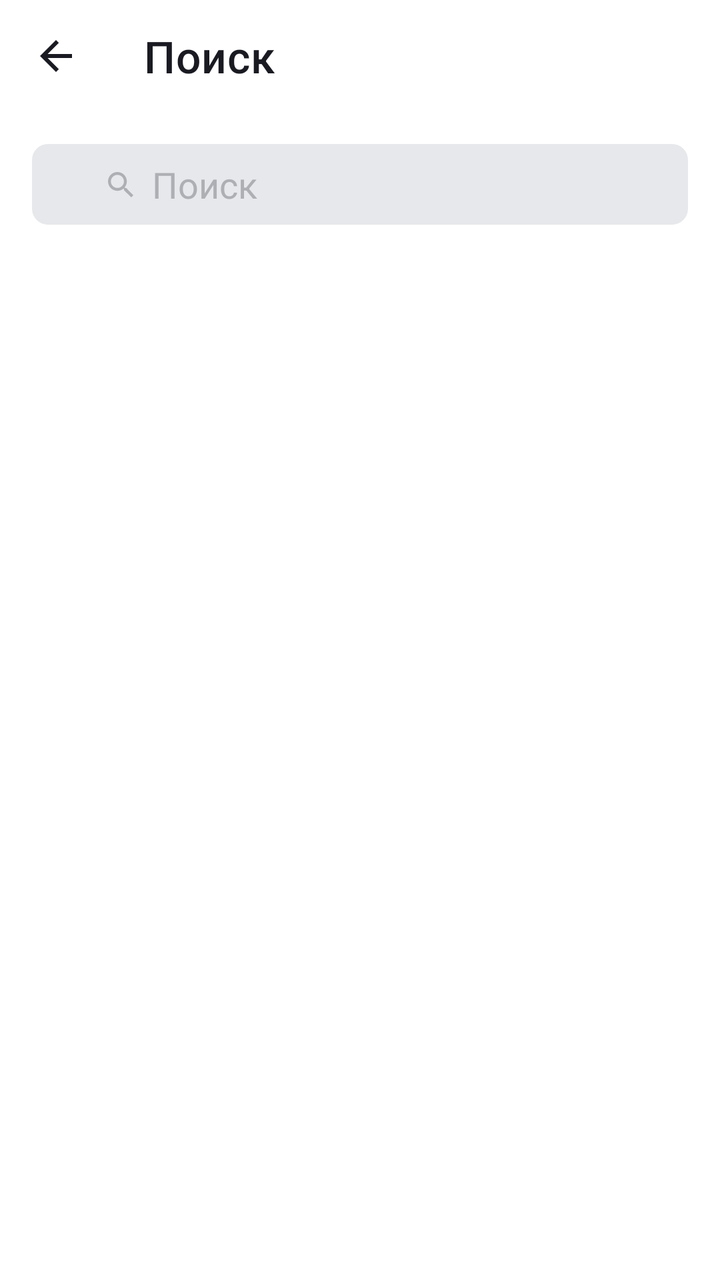
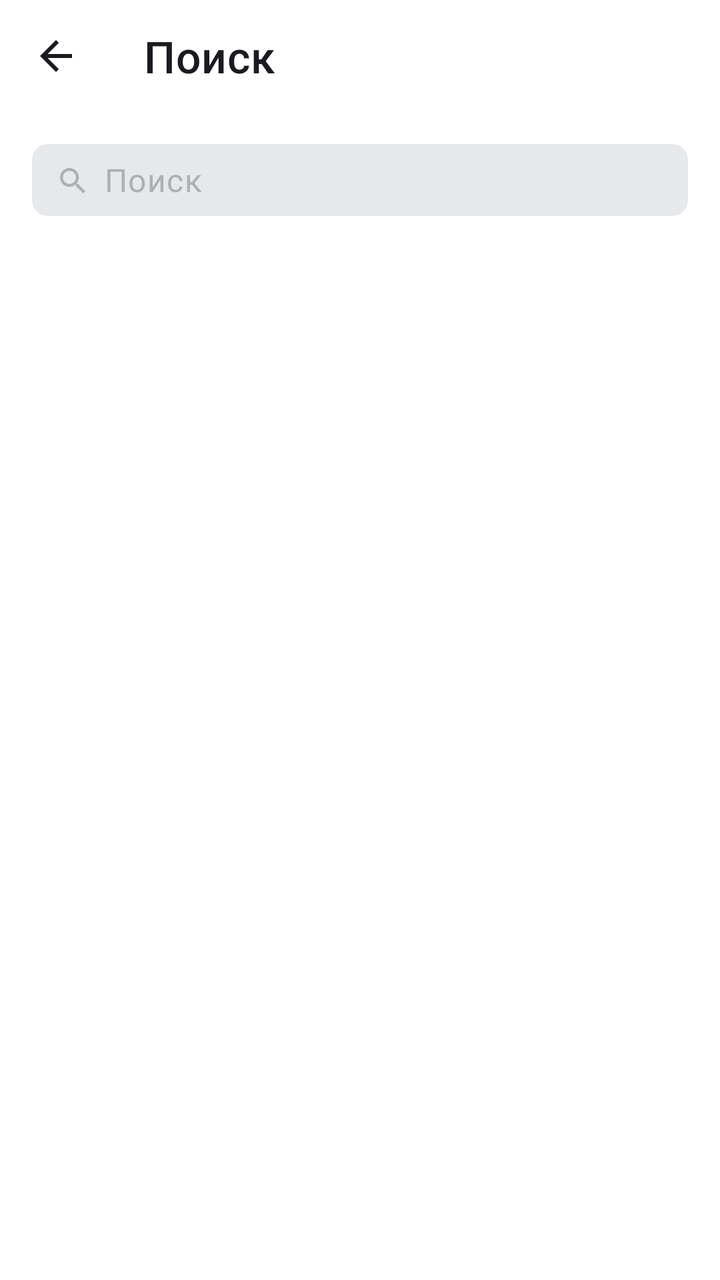

Compare the two renders of this Android layout. The source of the first and the diff that turns it into the second are given below.
<!-- AndroidManifest.xml: application theme Theme.Playlist_maker -->
<!-- res/layout/activity_search.xml -->
<?xml version="1.0" encoding="utf-8"?>
<LinearLayout xmlns:android="http://schemas.android.com/apk/res/android"
    xmlns:app="http://schemas.android.com/apk/res-auto"
    android:layout_width="match_parent"
    android:layout_height="match_parent"
    android:orientation="vertical"
    android:background="@color/settings_background_light">

    <com.google.android.material.appbar.MaterialToolbar
        android:id="@+id/toolbar"
        android:layout_width="match_parent"
        android:layout_height="56dp"
        android:minHeight="56dp"
        app:title="@string/search"
        app:titleTextAppearance="@style/ToolbarTitle"
        app:titleTextColor="@color/toolbar_title_settings_light"
        app:navigationIcon="@drawable/ic_arrow_back"
        app:navigationIconTint="@color/toolbar_title_settings_light" />

    <LinearLayout
        android:layout_width="match_parent"
        android:layout_height="wrap_content"
        android:orientation="horizontal"
        android:padding="@dimen/screen_padding"
        android:gravity="center_vertical">

        <FrameLayout
            android:layout_width="0dp"
            android:layout_height="wrap_content"
            android:layout_weight="1">

            <EditText
                android:id="@+id/et_search"
                android:layout_width="match_parent"
                android:layout_height="wrap_content"
                android:minHeight="36dp"
                android:hint="@string/search"
                android:textColorHint="@color/yp_text_gray"
                android:textColor="@color/search_field_text_light"
                android:background="@drawable/search_field_background"
                android:paddingStart="36dp"
                android:paddingEnd="36dp"
                android:paddingTop="8dp"
                android:paddingBottom="8dp"
                android:imeOptions="actionDone"
                android:inputType="text"
                android:maxLines="1"
                android:singleLine="true"
                android:drawableStart="@drawable/ic_search"
                android:drawablePadding="8dp"
                android:drawableTint="@color/yp_text_gray" />

            <ImageButton
                android:id="@+id/btn_clear"
                android:layout_width="wrap_content"
                android:layout_height="wrap_content"
                android:layout_gravity="end|center_vertical"
                android:background="?attr/selectableItemBackgroundBorderless"
                android:src="@drawable/ic_clear"
                android:contentDescription="@string/search"
                android:padding="8dp"
                android:layout_marginEnd="8dp"
                android:visibility="gone"
                app:tint="@color/yp_text_gray" />

        </FrameLayout>

    </LinearLayout>

</LinearLayout>
<!-- resources referenced by this layout -->
<resources>
  <color name="search_field_text_light">@color/yp_black</color>
  <color name="settings_background_light">@color/white</color>
  <color name="toolbar_title_settings_light">@color/yp_black</color>
  <color name="yp_text_gray">#AEAFB4</color>
  <dimen name="screen_padding">16dp</dimen>
  <!-- drawable ic_arrow_back (drawable) -->
  <vector xmlns:android="http://schemas.android.com/apk/res/android"
      android:width="24dp"
      android:height="24dp"
      android:viewportWidth="24"
      android:viewportHeight="24">
      <path
          android:fillColor="#1A1B22"
          android:pathData="M20,11H7.83l5.59,-5.59L12,4l-8,8 8,8 1.41,-1.41L7.83,13H20v-2z"/>
  </vector>
  <!-- drawable ic_clear (drawable) -->
  <vector xmlns:android="http://schemas.android.com/apk/res/android"
      android:width="16dp"
      android:height="16dp"
      android:viewportWidth="24"
      android:viewportHeight="24">
      <path
          android:fillColor="@android:color/black"
          android:pathData="M19,6.41L17.59,5 12,10.59 6.41,5 5,6.41 10.59,12 5,17.59 6.41,19 12,13.41 17.59,19 19,17.59 13.41,12z"/>
  </vector>
  <!-- drawable ic_search (drawable) -->
  <vector xmlns:android="http://schemas.android.com/apk/res/android"
      android:width="16dp"
      android:height="16dp"
      android:viewportWidth="24"
      android:viewportHeight="24">
      <path
          android:fillColor="@android:color/black"
          android:pathData="M16.5792,14.9497H15.721L15.4168,14.6564C16.4814,13.418 17.1224,11.8102 17.1224,10.0612C17.1224,6.16124 13.9611,3 10.0612,3C6.16124,3 3,6.16124 3,10.0612C3,13.9611 6.16124,17.1224 10.0612,17.1224C11.8102,17.1224 13.418,16.4814 14.6564,15.4168L14.9497,15.721V16.5792L20.3814,22L22,20.3814L16.5792,14.9497ZM10.0612,14.9497C7.3562,14.9497 5.17267,12.7662 5.17267,10.0612C5.17267,7.3562 7.3562,5.17267 10.0612,5.17267C12.7662,5.17267 14.9497,7.3562 14.9497,10.0612C14.9497,12.7662 12.7662,14.9497 10.0612,14.9497Z"/>
  </vector>
  <!-- drawable search_field_background (drawable) -->
  <?xml version="1.0" encoding="utf-8"?>
  <shape xmlns:android="http://schemas.android.com/apk/res/android"
      android:shape="rectangle">
      <solid android:color="@color/search_field_background_light" />
      <corners android:radius="8dp" />
  </shape>
  <string name="search">Поиск</string>
  <style name="ToolbarTitle" parent="TextAppearance.MaterialComponents.Headline6">
          <item name="android:textSize">22sp</item>
          <item name="android:lineHeight">26sp</item>
          <item name="android:fontFamily">@font/ys_display_medium</item>
          <item name="android:textColor">?attr/toolbarTitleColor</item>
      </style>
  <color name="yp_black">#1A1B22</color>
  <color name="white">#FFFFFFFF</color>
  <color name="search_field_background_light">@color/yp_light_gray</color>
  <color name="yp_blue">#3772E7</color>
  <color name="background_light">@color/yp_blue</color>
  <color name="toolbar_title_light">@color/white</color>
  <color name="button_text_light">@color/yp_black</color>
  <color name="button_icon_light">@color/yp_black</color>
  <color name="settings_item_text_light">@color/yp_black</color>
  <color name="settings_item_icon_light">@color/yp_text_gray</color>
  <color name="yp_light_gray">#E6E8EB</color>
  <!-- unchanged entries left out for length: 1 -->
</resources>

<!-- the commit's change to res/layout/activity_search.xml (unified diff, before → after) -->
@@ -32,36 +32,38 @@
             <EditText
                 android:id="@+id/et_search"
                 android:layout_width="match_parent"
-                android:layout_height="wrap_content"
-                android:minHeight="36dp"
+                android:layout_height="@dimen/search_field_height"
                 android:hint="@string/search"
-                android:textColorHint="@color/yp_text_gray"
+                android:textColorHint="@color/search_field_hint"
                 android:textColor="@color/search_field_text_light"
                 android:background="@drawable/search_field_background"
-                android:paddingStart="36dp"
-                android:paddingEnd="36dp"
-                android:paddingTop="8dp"
-                android:paddingBottom="8dp"
+                android:paddingStart="@dimen/search_field_icon_start_padding"
+                android:paddingEnd="@dimen/search_field_padding_end"
+                android:paddingTop="0dp"
+                android:paddingBottom="0dp"
+                android:gravity="center_vertical"
                 android:imeOptions="actionDone"
                 android:inputType="text"
                 android:maxLines="1"
                 android:singleLine="true"
+                android:textAppearance="@style/SearchFieldTextAppearance"
                 android:drawableStart="@drawable/ic_search"
-                android:drawablePadding="8dp"
-                android:drawableTint="@color/yp_text_gray" />
+                android:drawablePadding="@dimen/search_field_icon_drawable_padding"
+                app:drawableTint="@color/search_field_icon" />
 
             <ImageButton
                 android:id="@+id/btn_clear"
-                android:layout_width="wrap_content"
-                android:layout_height="wrap_content"
+                android:layout_width="@dimen/search_field_height"
+                android:layout_height="@dimen/search_field_height"
                 android:layout_gravity="end|center_vertical"
                 android:background="?attr/selectableItemBackgroundBorderless"
                 android:src="@drawable/ic_clear"
                 android:contentDescription="@string/search"
-                android:padding="8dp"
-                android:layout_marginEnd="8dp"
+                android:padding="10dp"
+                android:layout_marginEnd="@dimen/search_field_clear_margin_end"
+                android:scaleType="centerInside"
                 android:visibility="gone"
-                app:tint="@color/yp_text_gray" />
+                app:tint="@color/search_field_icon" />
 
         </FrameLayout>
 
<!-- resource entries referenced after the edit -->
@@ -1,10 +1,17 @@
 <!-- resources referenced by this layout -->
 <resources>
+  <color name="search_field_hint">@color/yp_text_gray</color>
+  <color name="search_field_icon">@color/yp_text_gray</color>
   <color name="search_field_text_light">@color/yp_black</color>
   <color name="settings_background_light">@color/white</color>
   <color name="toolbar_title_settings_light">@color/yp_black</color>
   <color name="yp_text_gray">#AEAFB4</color>
   <dimen name="screen_padding">16dp</dimen>
+  <dimen name="search_field_clear_margin_end">12dp</dimen>
+  <dimen name="search_field_height">36dp</dimen>
+  <dimen name="search_field_icon_drawable_padding">8dp</dimen>
+  <dimen name="search_field_icon_start_padding">12dp</dimen>
+  <dimen name="search_field_padding_end">48dp</dimen>
   <!-- drawable ic_arrow_back (drawable) -->
   <vector xmlns:android="http://schemas.android.com/apk/res/android"
       android:width="24dp"
@@ -43,6 +50,11 @@
       <corners android:radius="8dp" />
   </shape>
   <string name="search">Поиск</string>
+  <style name="SearchFieldTextAppearance" parent="TextAppearance.MaterialComponents.Body1">
+          <item name="android:fontFamily">@font/ys_display_regular</item>
+          <item name="android:textSize">16sp</item>
+          <item name="android:lineHeight">19sp</item>
+      </style>
   <style name="ToolbarTitle" parent="TextAppearance.MaterialComponents.Headline6">
           <item name="android:textSize">22sp</item>
           <item name="android:lineHeight">26sp</item>
